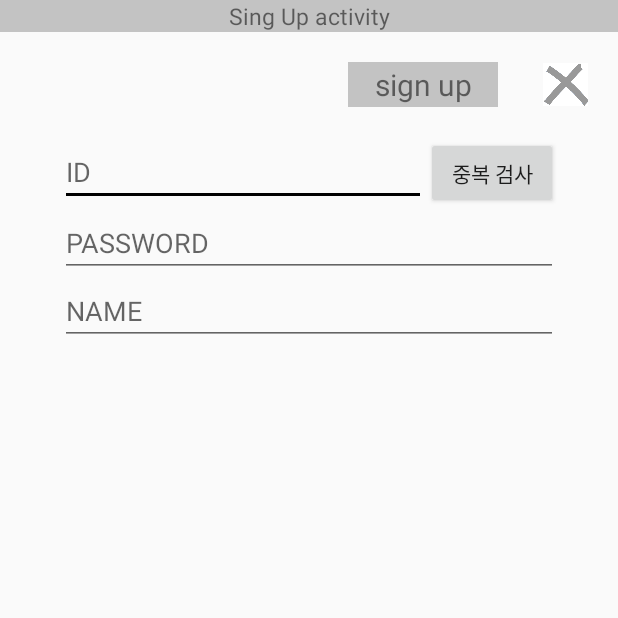
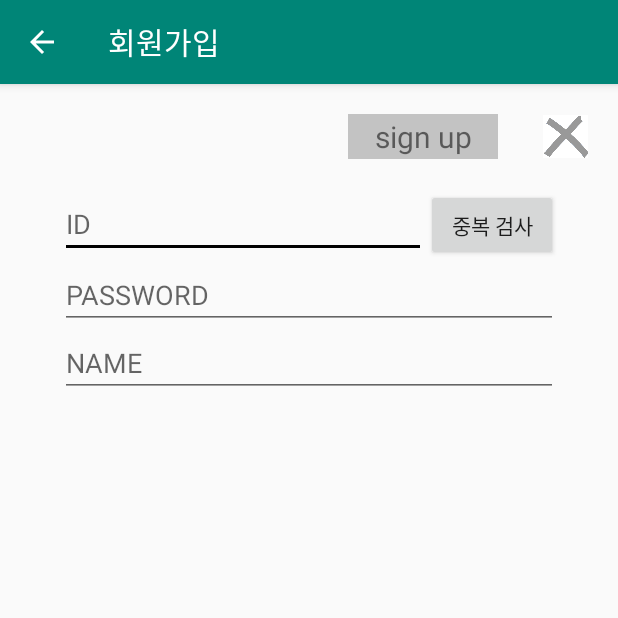
Before and after one commit to inyoungsJang/TeamPJ_1, an Android app: the SignUpActivity screen opened directly, with no data from a screen before it, on a phone screen of 412 x 824 dp, the top half of it. Run offline under Robolectric (Android 15) with nearby library versions, the phone set to English and light mode, and no system bars.

Commit message:
현경이꺼와 합 (재수정완료)

```diff
--- a/app/src/main/java/com/example/teampj_1/MainActivity.java
+++ b/app/src/main/java/com/example/teampj_1/MainActivity.java
@@ -107,7 +107,7 @@ public class MainActivity extends AppCompatActivity {
                 } else {
                     showToast("로그아웃되었습니다");
                     loginSuccess = 0;
-                    btnLogin.setText("Login");
+                    btnLogin.setText("로그인");
 
                 }
             }
@@ -171,11 +171,11 @@ public class MainActivity extends AppCompatActivity {
             case REQUEST_LOGIN:
                 if (resultCode == 100) {
                     showToast("로그인하였습니다.");
-                    btnLogin.setText("Logout");
+                    btnLogin.setText("로그아웃");
                     loginSuccess = 1;
                 } else if (resultCode == 101) {
                     //showToast("로그인 실패");
-                    btnLogin.setText("Login");
+                    btnLogin.setText("로그인");
                     loginSuccess = 0;
                 }
                 break;
--- a/app/src/main/java/com/example/teampj_1/SignUpActivity.java
+++ b/app/src/main/java/com/example/teampj_1/SignUpActivity.java
@@ -1,5 +1,6 @@
 package com.example.teampj_1;
 
+import androidx.annotation.NonNull;
 import androidx.appcompat.app.ActionBar;
 import androidx.appcompat.app.AppCompatActivity;
 
@@ -9,6 +10,8 @@ import android.database.sqlite.SQLiteDatabase;
 import android.os.Bundle;
 import android.provider.ContactsContract;
 import android.util.Log;
+import android.view.Menu;
+import android.view.MenuItem;
 import android.view.View;
 import android.widget.Button;
 import android.widget.EditText;
@@ -41,7 +44,8 @@ public class SignUpActivity extends AppCompatActivity {
         btDB = new BluetoothDB(this);
 
         ActionBar actionBar = getSupportActionBar();
-        actionBar.hide();
+        actionBar.setTitle("회원가입");
+        actionBar.setDisplayHomeAsUpEnabled(true);
 
 
         imgExit.setOnClickListener(new View.OnClickListener() {
@@ -116,4 +120,13 @@ public class SignUpActivity extends AppCompatActivity {
     void showToast(String msg) {
         Toast.makeText(getApplicationContext(), msg, Toast.LENGTH_SHORT).show();
     }
+
+    @Override
+    public boolean onOptionsItemSelected(@NonNull MenuItem item) {
+        switch ((item.getItemId())) {
+            case android.R.id.home:
+                finish();
+        }
+        return super.onOptionsItemSelected(item);
+    }
 }
--- a/app/src/main/res/layout/activity_intro.xml
+++ b/app/src/main/res/layout/activity_intro.xml
@@ -3,9 +3,5 @@
     android:orientation="vertical" android:layout_width="match_parent"
     android:layout_height="match_parent">
 
-    <ImageView
-        android:layout_width="match_parent"
-        android:layout_height="match_parent"
-        android:src="@drawable/intro1"/>
 
 </LinearLayout>
--- a/app/src/main/res/layout/activity_signup.xml
+++ b/app/src/main/res/layout/activity_signup.xml
@@ -6,14 +6,6 @@
     android:layout_height="match_parent"
     android:orientation="vertical"
     tools:context=".SignUpActivity">
-
-    <TextView
-        android:layout_width="match_parent"
-        android:layout_height="wrap_content"
-        android:background="#55555555"
-        android:gravity="center"
-        android:text="Sing Up activity"
-        android:textSize="15dp" />
 
     <LinearLayout
         android:layout_width="match_parent"
```
Also changed, not shown: app/src/main/java/com/example/teampj_1/LoginActivity.java (+12 -2 lines), app/src/main/java/com/example/teampj_1/SettingActivity.java (+18 -4 lines), app/src/main/res/layout/activity_login.xml (+0 -7 lines).
